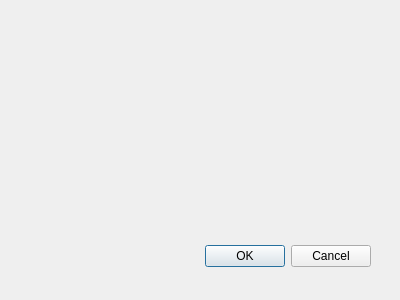
First picture: the form in RasterOffset_dialog_base.ui, repository vincentBenet/RasterOffset, before the edit.
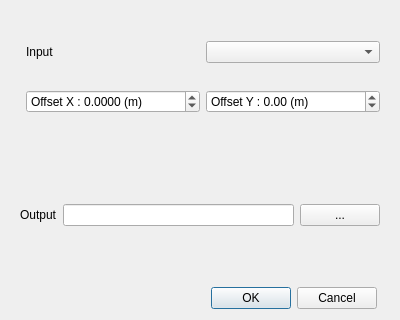
Second picture: the form after the edit.

The edit to the form file:
```diff
--- a/RasterOffset_dialog_base.ui
+++ b/RasterOffset_dialog_base.ui
@@ -1,33 +1,106 @@
 <ui version="4.0" >
  <class>RasterOffsetDialogBase</class>
- <widget class="QDialog" name="RasterOffsetDialogBase" >
-  <property name="geometry" >
+ <widget class="QDialog" name="RasterOffsetDialogBase">
+  <property name="geometry">
    <rect>
     <x>0</x>
     <y>0</y>
     <width>400</width>
-    <height>300</height>
+    <height>320</height>
    </rect>
   </property>
   <property name="windowTitle" >
    <string>RasterOffset</string>
   </property>
-  <widget class="QDialogButtonBox" name="button_box" >
-   <property name="geometry" >
-    <rect>
-     <x>30</x>
-     <y>240</y>
-     <width>341</width>
-     <height>32</height>
-    </rect>
-   </property>
-   <property name="orientation" >
-    <enum>Qt::Horizontal</enum>
-   </property>
-   <property name="standardButtons" >
-    <set>QDialogButtonBox::Cancel|QDialogButtonBox::Ok</set>
-   </property>
-  </widget>
+  <layout class="QGridLayout" name="gridLayout">
+   <item row="2" column="1" colspan="3">
+    <widget class="QWidget" name="widget_2" native="true">
+     <layout class="QGridLayout" name="gridLayout_3">
+      <item row="0" column="0">
+       <widget class="QLabel" name="label_2">
+        <property name="text">
+         <string>Input</string>
+        </property>
+       </widget>
+      </item>
+      <item row="0" column="1">
+       <widget class="QComboBox" name="comboBox_raster"/>
+      </item>
+      <item row="1" column="0">
+       <widget class="QDoubleSpinBox" name="doubleSpinBox_offset_x">
+        <property name="prefix">
+         <string>Offset X : </string>
+        </property>
+        <property name="suffix">
+         <string> (m)</string>
+        </property>
+        <property name="decimals">
+         <number>4</number>
+        </property>
+        <property name="minimum">
+         <double>-1000.000000000000000</double>
+        </property>
+        <property name="maximum">
+         <double>1000.000000000000000</double>
+        </property>
+        <property name="singleStep">
+         <double>0.010000000000000</double>
+        </property>
+       </widget>
+      </item>
+      <item row="1" column="1">
+       <widget class="QDoubleSpinBox" name="doubleSpinBox_offset_y">
+        <property name="prefix">
+         <string>Offset Y : </string>
+        </property>
+        <property name="suffix">
+         <string> (m)</string>
+        </property>
+        <property name="minimum">
+         <double>-1000.000000000000000</double>
+        </property>
+        <property name="maximum">
+         <double>1000.000000000000000</double>
+        </property>
+       </widget>
+      </item>
+     </layout>
+    </widget>
+   </item>
+   <item row="5" column="1">
+    <widget class="QDialogButtonBox" name="button_box">
+     <property name="orientation">
+      <enum>Qt::Horizontal</enum>
+     </property>
+     <property name="standardButtons">
+      <set>QDialogButtonBox::Cancel|QDialogButtonBox::Ok</set>
+     </property>
+    </widget>
+   </item>
+   <item row="3" column="0" colspan="4">
+    <widget class="QWidget" name="widget" native="true">
+     <layout class="QGridLayout" name="gridLayout_2">
+      <item row="0" column="2">
+       <widget class="QPushButton" name="pushButton_outputpath">
+        <property name="text">
+         <string>...</string>
+        </property>
+       </widget>
+      </item>
+      <item row="0" column="1">
+       <widget class="QLineEdit" name="lineEdit_pathOutput"/>
+      </item>
+      <item row="0" column="0">
+       <widget class="QLabel" name="label">
+        <property name="text">
+         <string>Output</string>
+        </property>
+       </widget>
+      </item>
+     </layout>
+    </widget>
+   </item>
+  </layout>
  </widget>
  <resources/>
  <connections>
```
Left out of the diff: 29 changed lines with no effect on the pictures.
